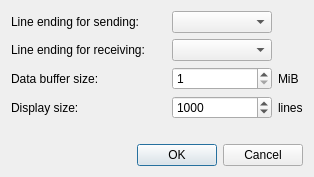
This is consolesettingsdialog.ui in ivanovp/iserterm as Qt 5 draws it before an edit. The edited form follows.
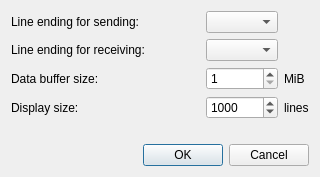
This is the edited form.

```diff
--- a/consolesettingsdialog.ui
+++ b/consolesettingsdialog.ui
@@ -6,7 +6,7 @@
    <rect>
     <x>0</x>
     <y>0</y>
-    <width>314</width>
+    <width>320</width>
     <height>177</height>
    </rect>
   </property>
@@ -15,7 +15,7 @@
   </property>
   <layout class="QVBoxLayout" name="verticalLayout">
    <item>
-    <layout class="QGridLayout" name="gridLayout" columnstretch="1,0,0" columnminimumwidth="0,100,0">
+    <layout class="QGridLayout" name="gridLayout" columnstretch="1,0,0">
      <item row="0" column="0">
       <widget class="QLabel" name="label_2">
        <property name="text">
```
Left out of the diff: 4 changed lines with no effect on the pictures.
